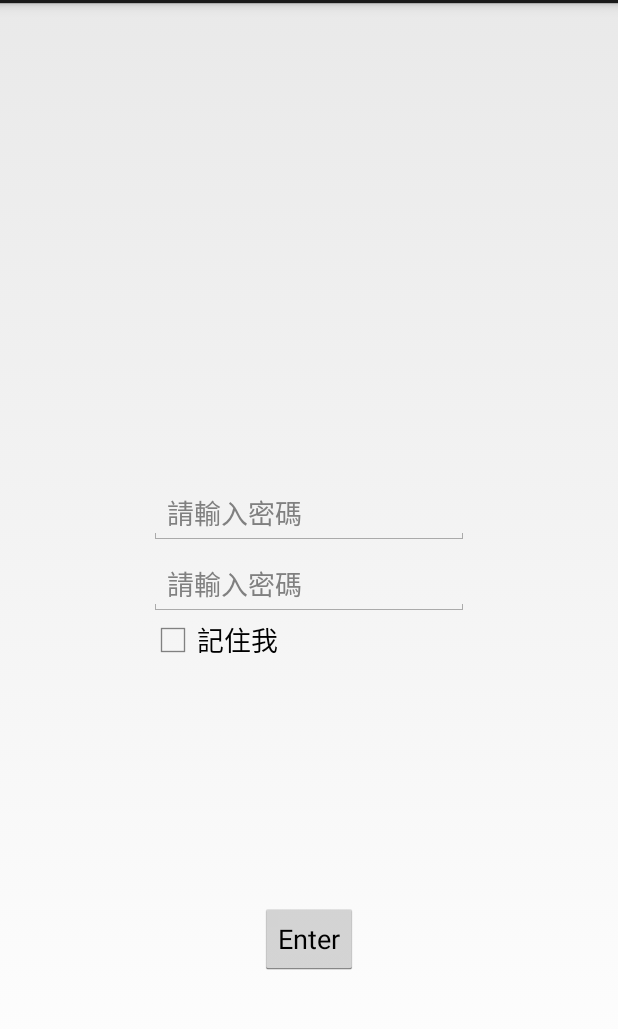
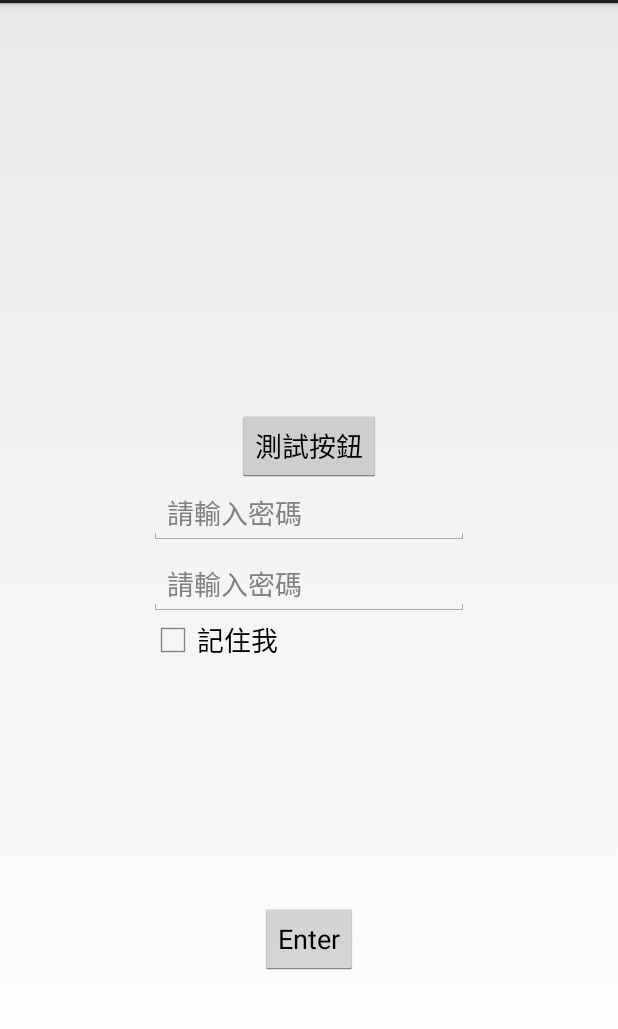
Before and after one commit to Jason52366/VolleyGameRecord, an Android app: the screen it shows after launch (LogIn), on a phone screen of 412 x 824 dp, the part 69-1098 px from its top. Run offline under Robolectric (Android 15) with nearby library versions, the light colour scheme and no system bars; libraries missing offline, so code that uses them is left out: com.facebook, com.facebook.model, com.parse; 2 statements that could not run were skipped.

Commit message:
Login test

```diff
--- a/app/src/main/res/layout/activity_log_in.xml
+++ b/app/src/main/res/layout/activity_log_in.xml
@@ -51,4 +51,12 @@
         android:checked="false"
         android:textSize="18dp" />
 
+    <Button
+        android:layout_width="wrap_content"
+        android:layout_height="wrap_content"
+        android:text="測試按鈕"
+        android:id="@+id/button_TEST"
+        android:layout_above="@+id/editText_loginAccount"
+        android:layout_centerHorizontal="true" />
+
 </RelativeLayout>
```
Also changed, not shown: app/src/main/java/com/volleygamerecord/app/LogIn.java (+37 -1 lines).
